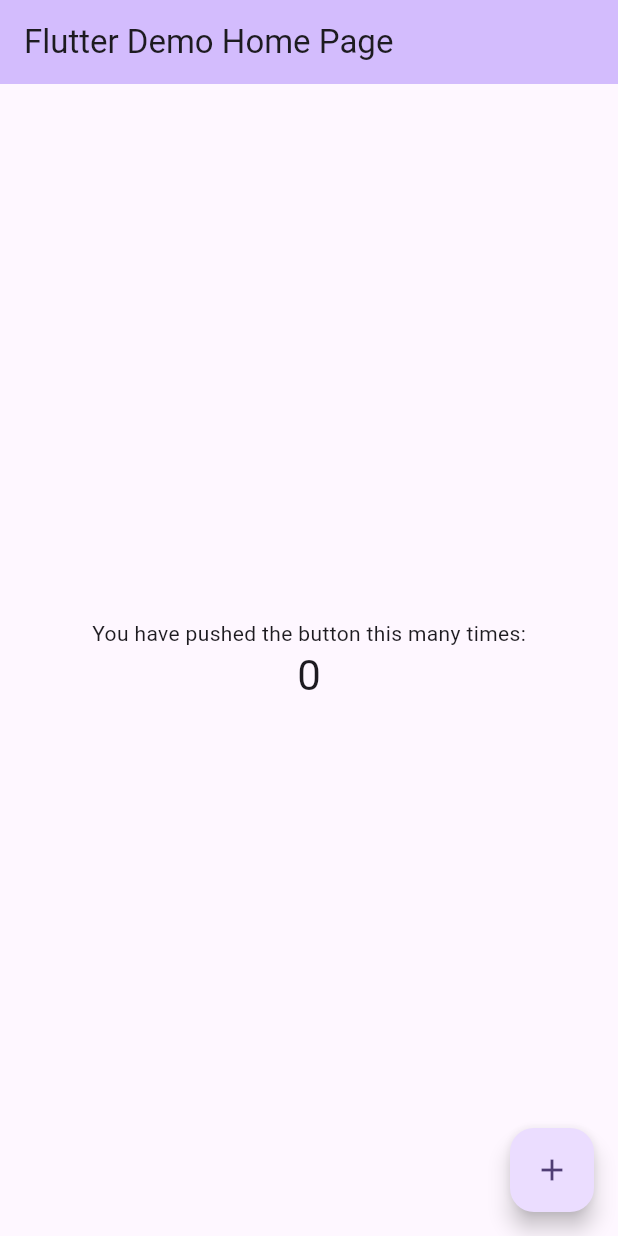
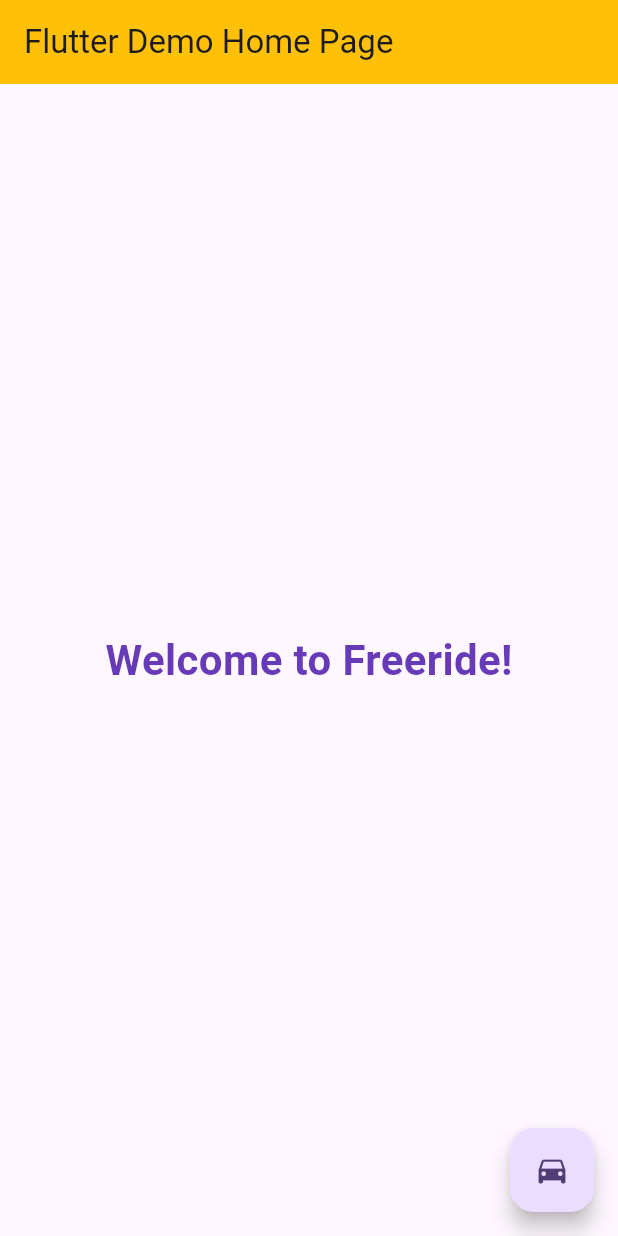
Before and after one commit to AkhobTornike/my_flutter_app, a Flutter app: the screen it shows after launch, on a phone screen of 412 x 824 dp. Run offline on Flutter 3.47's test engine with Material 3 defaults, Android fonts, the phone set to English and light mode, and no system bars.

Commit message:
UI updated and tagged v1.0.3

```diff
--- a/lib/main.dart
+++ b/lib/main.dart
@@ -80,7 +80,7 @@ class _MyHomePageState extends State<MyHomePage> {
         // TRY THIS: Try changing the color here to a specific color (to
         // Colors.amber, perhaps?) and trigger a hot reload to see the AppBar
         // change color while the other colors stay the same.
-        backgroundColor: Theme.of(context).colorScheme.inversePrimary,
+        backgroundColor: Colors.amber,
         // Here we take the value from the MyHomePage object that was created by
         // the App.build method, and use it to set our appbar title.
         title: Text(widget.title),
@@ -103,11 +103,14 @@ class _MyHomePageState extends State<MyHomePage> {
           // action in the IDE, or press "p" in the console), to see the
           // wireframe for each widget.
           mainAxisAlignment: MainAxisAlignment.center,
-          children: <Widget>[
-            const Text('You have pushed the button this many times:'),
+          children: const[
             Text(
-              '$_counter',
-              style: Theme.of(context).textTheme.headlineMedium,
+                'Welcome to Freeride!',
+              style: TextStyle(
+                fontSize: 28,
+                fontWeight: FontWeight.bold,
+                color: Colors.deepPurple
+              ),
             ),
           ],
         ),
@@ -115,7 +118,7 @@ class _MyHomePageState extends State<MyHomePage> {
       floatingActionButton: FloatingActionButton(
         onPressed: _incrementCounter,
         tooltip: 'Increment',
-        child: const Icon(Icons.add),
+        child: const Icon(Icons.directions_car),
       ), // This trailing comma makes auto-formatting nicer for build methods.
     );
   }
```
Also changed, not shown: 2 other files.
